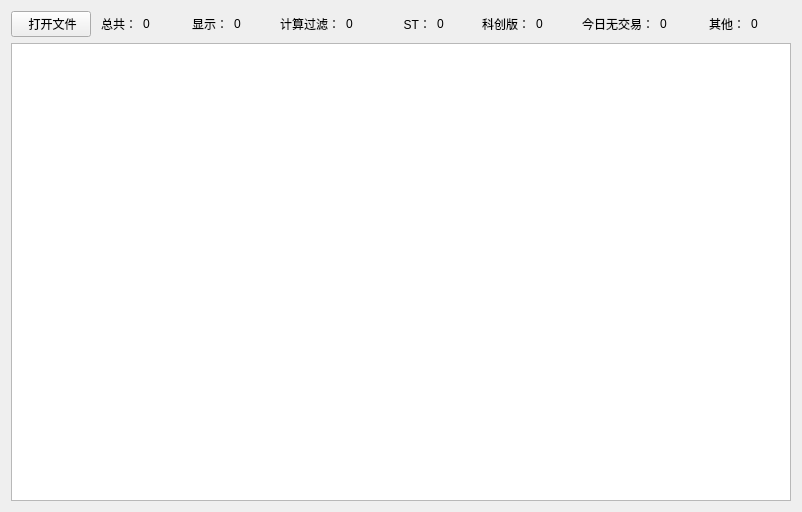
First picture: the form in BaGuaStock/BaGuaStock.ui, repository weiduolee/BaGuaStock, before the edit.
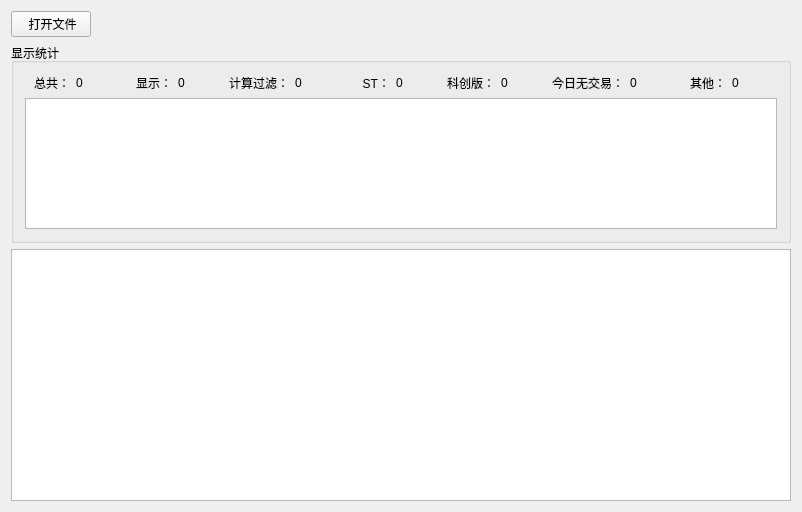
Second picture: the form after the edit.

Commit message: Add domain stats table

```diff
--- a/BaGuaStock/BaGuaStock.ui
+++ b/BaGuaStock/BaGuaStock.ui
@@ -25,74 +25,46 @@
        </widget>
       </item>
       <item>
-       <widget class="QLabel" name="label">
-        <property name="text">
-         <string>总共：</string>
+       <spacer name="horizontalSpacer">
+        <property name="orientation">
+         <enum>Qt::Horizontal</enum>
         </property>
-        <property name="alignment">
-         <set>Qt::AlignRight|Qt::AlignTrailing|Qt::AlignVCenter</set>
+        <property name="sizeHint" stdset="0">
+         <size>
+          <width>40</width>
+          <height>20</height>
+         </size>
         </property>
-       </widget>
+       </spacer>
       </item>
-      <item>
-       <widget class="QLabel" name="labelTotal">
-        <property name="text">
-         <string>0</string>
-        </property>
-       </widget>
+     </layout>
       </item>
       <item>
-       <widget class="QLabel" name="label_2">
-        <property name="text">
-         <string>显示：</string>
-        </property>
-        <property name="alignment">
-         <set>Qt::AlignRight|Qt::AlignTrailing|Qt::AlignVCenter</set>
-        </property>
-       </widget>
-      </item>
-      <item>
-       <widget class="QLabel" name="labelShow">
-        <property name="text">
-         <string>0</string>
-        </property>
-       </widget>
-      </item>
-      <item>
-       <widget class="QLabel" name="label_3">
-        <property name="text">
-         <string>计算过滤：</string>
-        </property>
-        <property name="alignment">
-         <set>Qt::AlignRight|Qt::AlignTrailing|Qt::AlignVCenter</set>
-        </property>
-       </widget>
-      </item>
-      <item>
+     <widget class="QGroupBox" name="groupBox">
+      <property name="minimumSize">
+       <size>
+        <width>0</width>
+        <height>200</height>
+       </size>
+      </property>
+      <property name="maximumSize">
+       <size>
+        <width>16777215</width>
+        <height>200</height>
+       </size>
+      </property>
+      <property name="title">
+       <string>显示统计</string>
+      </property>
+      <layout class="QGridLayout" name="gridLayout">
+       <item row="0" column="5">
        <widget class="QLabel" name="labelFilter">
         <property name="text">
          <string>0</string>
         </property>
        </widget>
       </item>
-      <item>
-       <widget class="QLabel" name="label_4">
-        <property name="text">
-         <string>ST：</string>
-        </property>
-        <property name="alignment">
-         <set>Qt::AlignRight|Qt::AlignTrailing|Qt::AlignVCenter</set>
-        </property>
-       </widget>
-      </item>
-      <item>
-       <widget class="QLabel" name="labelST">
-        <property name="text">
-         <string>0</string>
-        </property>
-       </widget>
-      </item>
-      <item>
+       <item row="0" column="8">
        <widget class="QLabel" name="label_7">
         <property name="text">
          <string>科创版：</string>
@@ -102,14 +74,14 @@
         </property>
        </widget>
       </item>
-      <item>
-       <widget class="QLabel" name="labelCreation">
+       <item row="0" column="3">
+        <widget class="QLabel" name="labelShow">
         <property name="text">
          <string>0</string>
         </property>
        </widget>
       </item>
-      <item>
+       <item row="0" column="10">
        <widget class="QLabel" name="label_5">
         <property name="text">
          <string>今日无交易：</string>
@@ -119,14 +91,27 @@
         </property>
        </widget>
       </item>
-      <item>
-       <widget class="QLabel" name="labelNoBuy">
+       <item row="0" column="0">
+        <widget class="QLabel" name="label">
         <property name="text">
-         <string>0</string>
-        </property>
-       </widget>
-      </item>
-      <item>
+          <string>总共：</string>
+         </property>
+         <property name="alignment">
+          <set>Qt::AlignRight|Qt::AlignTrailing|Qt::AlignVCenter</set>
+         </property>
+        </widget>
+       </item>
+       <item row="0" column="4">
+        <widget class="QLabel" name="label_3">
+         <property name="text">
+          <string>计算过滤：</string>
+         </property>
+         <property name="alignment">
+          <set>Qt::AlignRight|Qt::AlignTrailing|Qt::AlignVCenter</set>
+         </property>
+        </widget>
+       </item>
+       <item row="0" column="12">
        <widget class="QLabel" name="label_6">
         <property name="text">
          <string>其他：</string>
@@ -136,14 +121,73 @@
         </property>
        </widget>
       </item>
-      <item>
+       <item row="0" column="2">
+        <widget class="QLabel" name="label_2">
+         <property name="text">
+          <string>显示：</string>
+         </property>
+         <property name="alignment">
+          <set>Qt::AlignRight|Qt::AlignTrailing|Qt::AlignVCenter</set>
+         </property>
+        </widget>
+       </item>
+       <item row="0" column="7">
+        <widget class="QLabel" name="labelST">
+         <property name="text">
+          <string>0</string>
+         </property>
+        </widget>
+       </item>
+       <item row="0" column="6">
+        <widget class="QLabel" name="label_4">
+         <property name="text">
+          <string>ST：</string>
+         </property>
+         <property name="alignment">
+          <set>Qt::AlignRight|Qt::AlignTrailing|Qt::AlignVCenter</set>
+         </property>
+        </widget>
+       </item>
+       <item row="0" column="13">
        <widget class="QLabel" name="labelOther">
         <property name="text">
          <string>0</string>
         </property>
        </widget>
       </item>
-     </layout>
+       <item row="0" column="1">
+        <widget class="QLabel" name="labelTotal">
+         <property name="text">
+          <string>0</string>
+         </property>
+        </widget>
+       </item>
+       <item row="0" column="11">
+        <widget class="QLabel" name="labelNoBuy">
+         <property name="text">
+          <string>0</string>
+         </property>
+        </widget>
+       </item>
+       <item row="0" column="9">
+        <widget class="QLabel" name="labelCreation">
+         <property name="text">
+          <string>0</string>
+         </property>
+        </widget>
+       </item>
+       <item row="1" column="0" colspan="14">
+        <widget class="QTableWidget" name="tableWidgetDomain">
+         <property name="editTriggers">
+          <set>QAbstractItemView::NoEditTriggers</set>
+         </property>
+         <property name="sortingEnabled">
+          <bool>true</bool>
+         </property>
+        </widget>
+       </item>
+      </layout>
+     </widget>
     </item>
     <item>
      <widget class="QTableWidget" name="tableWidget">
```
Lines whose indentation alone changed are shown as unchanged. The commit also changes 3 other files.
